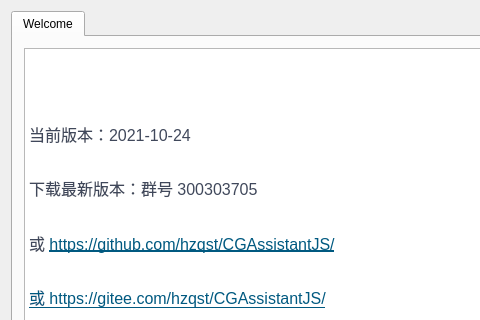
Above: CGAssistant/mainwindow.ui from hzqst/CGAssistant before the change; both pictures show x 0 to 480 and y 0 to 320 of the 750 by 500 pixel window. Below: the same form after it.
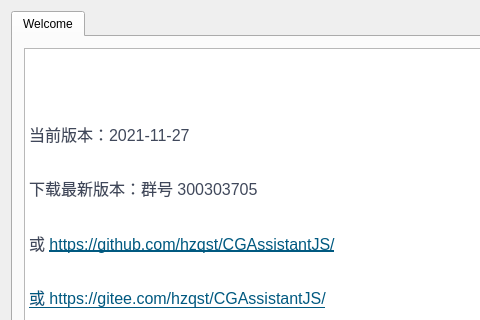
That is the form after the change. Icons and pictures are not drawn.

Commit message: 修复有些战斗条件添加失败的问题

Patch:
```diff
--- a/CGAssistant/mainwindow.ui
+++ b/CGAssistant/mainwindow.ui
@@ -73,7 +73,7 @@
 &lt;/style&gt;&lt;/head&gt;&lt;body style=&quot; font-family:'SimSun'; font-size:9pt; font-weight:400; font-style:normal;&quot;&gt;
 &lt;p style=&quot; margin-top:0px; margin-bottom:0px; margin-left:0px; margin-right:0px; -qt-block-indent:0; text-indent:0px;&quot;&gt;&lt;img src=&quot;:/logo.png&quot; /&gt;&lt;/p&gt;
 &lt;p style=&quot;-qt-paragraph-type:empty; margin-top:0px; margin-bottom:16px; margin-left:0px; margin-right:0px; -qt-block-indent:0; text-indent:0px; line-height:160%; font-family:'-apple-system,BlinkMacSystemFont,Segoe UI,Helvetica,Arial,Apple Color Emoji,Segoe UI Emoji,Segoe UI Symbol,Liberation Sans,PingFang SC,Microsoft YaHei,Hiragino Sans GB,Wenquanyi Micro Hei,WenQuanYi Zen Hei,ST Heiti,SimHei,SimSun,WenQuanYi Zen Hei Sharp,sans-serif'; font-size:16px; color:#40485b; background-color:#ffffff;&quot;&gt;&lt;br /&gt;&lt;/p&gt;
-&lt;p style=&quot; margin-top:0px; margin-bottom:16px; margin-left:0px; margin-right:0px; -qt-block-indent:0; text-indent:0px; line-height:160%; background-color:#ffffff;&quot;&gt;&lt;span style=&quot; font-family:'-apple-system,BlinkMacSystemFont,Segoe UI,Helvetica,Arial,Apple Color Emoji,Segoe UI Emoji,Segoe UI Symbol,Liberation Sans,PingFang SC,Microsoft YaHei,Hiragino Sans GB,Wenquanyi Micro Hei,WenQuanYi Zen Hei,ST Heiti,SimHei,SimSun,WenQuanYi Zen Hei Sharp,sans-serif'; font-size:16px; color:#40485b; background-color:#ffffff;&quot;&gt;当前版本：2021-10-24&lt;/span&gt;&lt;/p&gt;
+&lt;p style=&quot; margin-top:0px; margin-bottom:16px; margin-left:0px; margin-right:0px; -qt-block-indent:0; text-indent:0px; line-height:160%; background-color:#ffffff;&quot;&gt;&lt;span style=&quot; font-family:'-apple-system,BlinkMacSystemFont,Segoe UI,Helvetica,Arial,Apple Color Emoji,Segoe UI Emoji,Segoe UI Symbol,Liberation Sans,PingFang SC,Microsoft YaHei,Hiragino Sans GB,Wenquanyi Micro Hei,WenQuanYi Zen Hei,ST Heiti,SimHei,SimSun,WenQuanYi Zen Hei Sharp,sans-serif'; font-size:16px; color:#40485b; background-color:#ffffff;&quot;&gt;当前版本：2021-11-27&lt;/span&gt;&lt;/p&gt;
 &lt;p style=&quot; margin-top:0px; margin-bottom:16px; margin-left:0px; margin-right:0px; -qt-block-indent:0; text-indent:0px; line-height:160%; background-color:#ffffff;&quot;&gt;&lt;span style=&quot; font-family:'-apple-system,BlinkMacSystemFont,Segoe UI,Helvetica,Arial,Apple Color Emoji,Segoe UI Emoji,Segoe UI Symbol,Liberation Sans,PingFang SC,Microsoft YaHei,Hiragino Sans GB,Wenquanyi Micro Hei,WenQuanYi Zen Hei,ST Heiti,SimHei,SimSun,WenQuanYi Zen Hei Sharp,sans-serif'; font-size:16px; color:#40485b; background-color:#ffffff;&quot;&gt;下载最新版本：群号 300303705&lt;/span&gt;&lt;/p&gt;
 &lt;p style=&quot; margin-top:0px; margin-bottom:16px; margin-left:0px; margin-right:0px; -qt-block-indent:0; text-indent:0px; line-height:160%; background-color:#ffffff;&quot;&gt;&lt;span style=&quot; font-family:'-apple-system,BlinkMacSystemFont,Segoe UI,Helvetica,Arial,Apple Color Emoji,Segoe UI Emoji,Segoe UI Symbol,Liberation Sans,PingFang SC,Microsoft YaHei,Hiragino Sans GB,Wenquanyi Micro Hei,WenQuanYi Zen Hei,ST Heiti,SimHei,SimSun,WenQuanYi Zen Hei Sharp,sans-serif'; font-size:16px; color:#40485b; background-color:#ffffff;&quot;&gt;或 &lt;/span&gt;&lt;a href=&quot;https://github.com/hzqst/CGAssistantJS/issues&quot;&gt;&lt;span style=&quot; font-family:'-apple-system,BlinkMacSystemFont,Segoe UI,Helvetica,Arial,Apple Color Emoji,Segoe UI Emoji,Segoe UI Symbol,Liberation Sans,PingFang SC,Microsoft YaHei,Hiragino Sans GB,Wenquanyi Micro Hei,WenQuanYi Zen Hei,ST Heiti,SimHei,SimSun,WenQuanYi Zen Hei Sharp,sans-serif'; font-size:16px; text-decoration: underline; color:#005980; background-color:transparent;&quot;&gt;https://github.com/hzqst/CGAssistantJS/&lt;/span&gt;&lt;/a&gt;&lt;/p&gt;
 &lt;p style=&quot; margin-top:0px; margin-bottom:16px; margin-left:0px; margin-right:0px; -qt-block-indent:0; text-indent:0px; line-height:160%; background-color:#ffffff;&quot;&gt;&lt;a href=&quot;https://github.com/hzqst/CGAssistantJS/issues&quot;&gt;&lt;span style=&quot; font-family:'-apple-system,BlinkMacSystemFont,Segoe UI,Helvetica,Arial,Apple Color Emoji,Segoe UI Emoji,Segoe UI Symbol,Liberation Sans,PingFang SC,Microsoft YaHei,Hiragino Sans GB,Wenquanyi Micro Hei,WenQuanYi Zen Hei,ST Heiti,SimHei,SimSun,WenQuanYi Zen Hei Sharp,sans-serif'; font-size:16px; text-decoration: underline; color:#005980; background-color:transparent;&quot;&gt;或 &lt;/span&gt;&lt;/a&gt;&lt;a href=&quot;https://gitee.com/hzqst/CGAssistantJS/issues&quot;&gt;&lt;span style=&quot; font-family:'-apple-system,BlinkMacSystemFont,Segoe UI,Helvetica,Arial,Apple Color Emoji,Segoe UI Emoji,Segoe UI Symbol,Liberation Sans,PingFang SC,Microsoft YaHei,Hiragino Sans GB,Wenquanyi Micro Hei,WenQuanYi Zen Hei,ST Heiti,SimHei,SimSun,WenQuanYi Zen Hei Sharp,sans-serif'; font-size:16px; text-decoration: underline; color:#005980; background-color:transparent;&quot;&gt;https://gitee.com/hzqst/CGAssistantJS/&lt;/span&gt;&lt;/a&gt;&lt;/p&gt;&lt;/body&gt;&lt;/html&gt;</string>
```
The commit also changes 1 other file.
